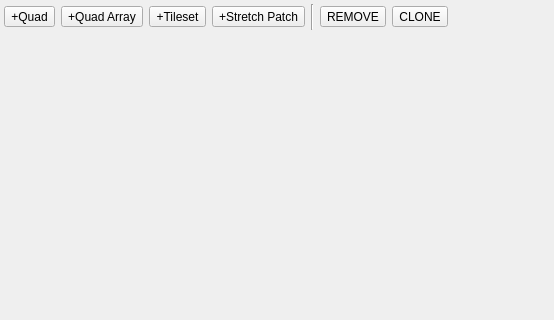
Before: the Qt Designer form packages/Mock/DeckEditor/Deck2DEditor.ui in tommo/gii, drawn with Qt 5; both pictures show x 0 to 554 and y 0 to 320 of the 635 by 456 pixel window.
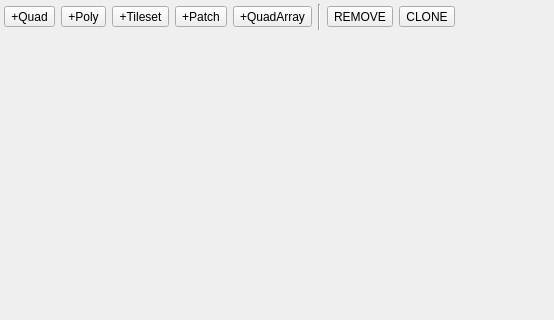
After: the same form once the commit is applied.

Commit message: add collection field editor; add project env-data path support; adding devicebrowser; adjust canvas refreshing; fixed fmod_event preview

Diff of the .ui file:
```diff
--- a/packages/Mock/DeckEditor/Deck2DEditor.ui
+++ b/packages/Mock/DeckEditor/Deck2DEditor.ui
@@ -52,9 +52,9 @@
        </widget>
       </item>
       <item>
-       <widget class="QToolButton" name="toolAddQuadArray">
+       <widget class="QToolButton" name="toolAddPoly">
         <property name="text">
-         <string>+Quad Array</string>
+         <string>+Poly</string>
         </property>
        </widget>
       </item>
@@ -68,7 +68,14 @@
       <item>
        <widget class="QToolButton" name="toolAddStretchPatch">
         <property name="text">
-         <string>+Stretch Patch</string>
+         <string>+Patch</string>
+        </property>
+       </widget>
+      </item>
+      <item>
+       <widget class="QToolButton" name="toolAddQuadArray">
+        <property name="text">
+         <string>+QuadArray</string>
         </property>
        </widget>
       </item>
```
The commit also changes 39 other files.
